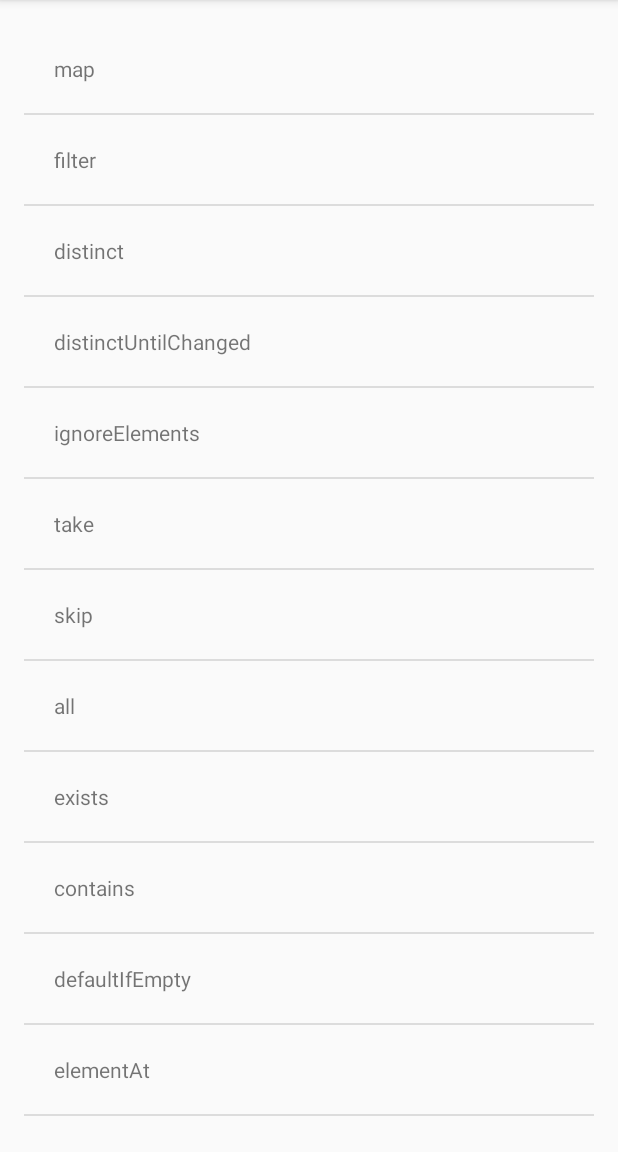
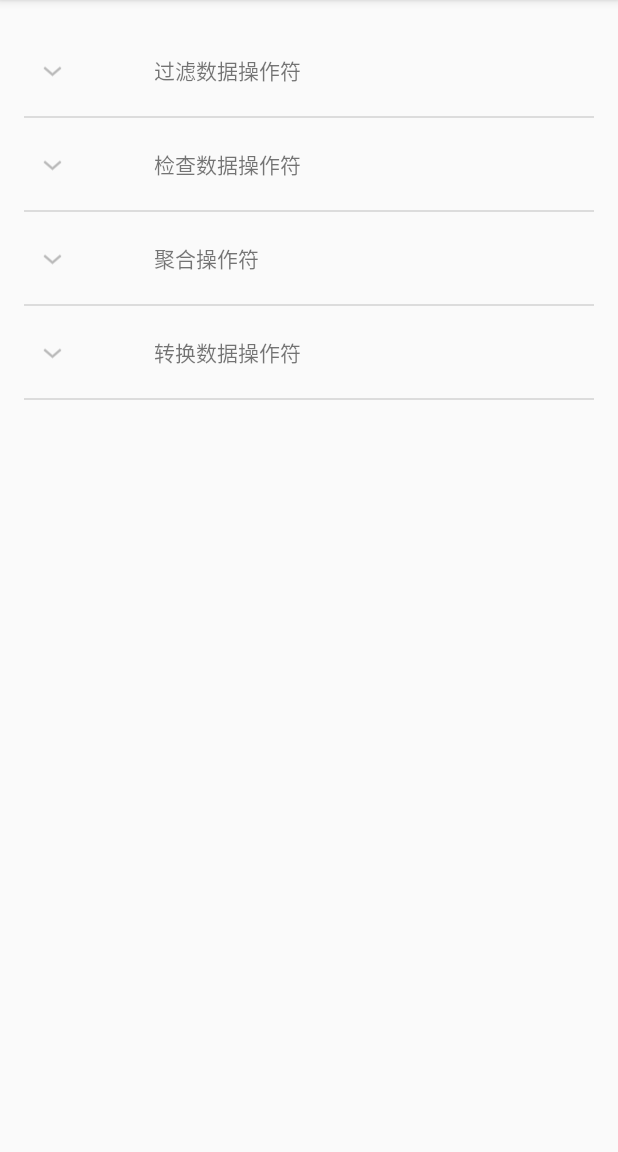
Before and after one commit to wuMaoTou/17Study, an Android app: the OperatorActivity screen opened directly, with no data from a screen before it, on a phone screen of 412 x 824 dp, the part 84-1236 px from its top. Run offline under Robolectric (Android 15) with nearby library versions, the phone set to English and light mode, and no system bars; our stand-ins replace RxJava, data binding; libraries missing offline, so code that uses them is left out: io.reactivex.internal.

Commit message:
学习map等操作符

```diff
--- a/RxJavaStudy/app/src/main/java/com/maotou/rxjavastudy/CreateEventStreamList.java
+++ b/RxJavaStudy/app/src/main/java/com/maotou/rxjavastudy/CreateEventStreamList.java
@@ -32,7 +32,7 @@ import io.reactivex.internal.operators.flowable.FlowableJust;
  */
 public class CreateEventStreamList extends AppCompatActivity {
 
-    private String TAG = ">>>>>RxJava 2.0<<<<<";
+    public static final String TAG = "RxJava";
     private ActivityMainBinding mainBinding;
     public String[] menu = new String[]{"just", "empty", "error", "defer", "range", "interval", "timer","form"};
     public static final int JUST = 0;
--- a/RxJavaStudy/app/src/main/java/com/maotou/rxjavastudy/OperatorActivity.java
+++ b/RxJavaStudy/app/src/main/java/com/maotou/rxjavastudy/OperatorActivity.java
@@ -8,9 +8,12 @@ import android.view.View;
 import android.view.ViewGroup;
 import android.widget.AdapterView;
 import android.widget.BaseAdapter;
+import android.widget.BaseExpandableListAdapter;
+import android.widget.ExpandableListView;
 import android.widget.TextView;
 
 import com.maotou.rxjavastudy.databinding.ActivityMainBinding;
+import com.maotou.rxjavastudy.databinding.ActivityOperatorBinding;
 
 import org.reactivestreams.Subscriber;
 import org.reactivestreams.Subscription;
@@ -41,45 +44,55 @@ import io.reactivex.internal.operators.flowable.FlowableJust;
  */
 public class OperatorActivity extends AppCompatActivity {
 
-    private String TAG = ">>>>>RxJava 2.0<<<<<";
-    private ActivityMainBinding mainBinding;
-    public String[] menu = new String[]{"map", "filter", "distinct", "distinctUntilChanged", "ignoreElements", "take", "skip", "all"
-            , "exists", "contains", "defaultIfEmpty", "elementAt", "sequenceEqual", "reduce", "scan", "collect", "toList", "toSortedList"
-            , "toMap", "toMultimap","groupBy"};
+    private String TAG = "RxJava";
+    private ActivityOperatorBinding mainBinding;
+
+    public String[] menu = { "过滤数据操作符", "检查数据操作符", "聚合操作符","转换数据操作符" };
+    public String[][] operators = {{"filter", "distinct", "distinctUntilChanged", "ignoreElements", "take", "skip"},{ "all"
+            , "exists", "contains", "defaultIfEmpty", "elementAt", "sequenceEqual"},{ "reduce", "scan", "collect", "toList", "toSortedList"
+            , "toMap", "toMultimap","groupBy"},{"map", "cast","ofType "}};
+
+    public static final int FILTER = 0;
+    public static final int DISTINCT = 1;
+    public static final int DISTINCTUNTILCHANGED = 2;
+    public static final int IGNOREELEMENTS = 3;
+    public static final int TAKE = 4;
+    public static final int SKIP = 5;
+
+    public static final int ALL = 0;
+    public static final int EXISTS = 1;
+    public static final int CONTAINS = 2;
+    public static final int DEFAULTIFEMPTY = 3;
+    public static final int ELEMENTAT = 4;
+    public static final int SEQUENCEEQUAL = 5;
+
+    public static final int REDUCE = 0;
+    public static final int SCAN = 1;
+    public static final int COLLECT = 2;
+    public static final int TOLIST = 3;
+    public static final int TOSORTEDLIST = 4;
+    public static final int TOMAP = 5;
+    public static final int TOMULTIMAP = 6;
+    public static final int GROUPBY = 7;
+
     public static final int MAP = 0;
-    public static final int FILTER = 1;
-    public static final int DISTINCT = 2;
-    public static final int DISTINCTUNTILCHANGED = 3;
-    public static final int IGNOREELEMENTS = 4;
-    public static final int TAKE = 5;
-    public static final int SKIP = 6;
-    public static final int ALL = 7;
-    public static final int EXISTS = 8;
-    public static final int CONTAINS = 9;
-    public static final int DEFAULTIFEMPTY = 10;
-    public static final int ELEMENTAT = 11;
-    public static final int SEQUENCEEQUAL = 12;
-    public static final int REDUCE = 13;
-    public static final int SCAN = 14;
-    public static final int COLLECT = 15;
-    public static final int TOLIST = 16;
-    public static final int TOSORTEDLIST = 17;
-    public static final int TOMAP = 18;
-    public static final int TOMULTIMAP = 19;
-    public static final int GROUPBY = 20;
+    public static final int CAST = 1;
+    public static final int OFTYPE  = 2;
+
+
 
     @Override
     protected void onCreate(Bundle savedInstanceState) {
         super.onCreate(savedInstanceState);
-        mainBinding = DataBindingUtil.setContentView(this, R.layout.activity_main);
-        mainBinding.listview.setAdapter(new OperatorActivity.MyAdapter());
-        mainBinding.listview.setOnItemClickListener(new AdapterView.OnItemClickListener() {
+        mainBinding = DataBindingUtil.setContentView(this, R.layout.activity_operator);
+        mainBinding.exlistview.setAdapter(new MyAdapter());
+
+        mainBinding.exlistview.setOnChildClickListener(new ExpandableListView.OnChildClickListener() {
             @Override
-            public void onItemClick(AdapterView<?> parent, View view, int position, long id) {
-                switch (position) {
-                    case MAP:
-                        map();
-                        break;
+            public boolean onChildClick(ExpandableListView parent, View v, int groupPosition, int childPosition, long id) {
+                switch (groupPosition){
+                    case 0:
+                        switch (childPosition) {
                             case FILTER:
                                 filter();
                                 break;
@@ -98,6 +111,10 @@ public class OperatorActivity extends AppCompatActivity {
                             case SKIP:
                                 skip();
                                 break;
+                        }
+                        break;
+                    case 1:
+                        switch (childPosition) {
                             case ALL:
                                 all();
                                 break;
@@ -116,6 +133,10 @@ public class OperatorActivity extends AppCompatActivity {
                             case SEQUENCEEQUAL:
                                 sequenceEqual();
                                 break;
+                        }
+                        break;
+                    case 2:
+                        switch (childPosition) {
                             case REDUCE:
                                 reduce();
                                 break;
@@ -141,8 +162,36 @@ public class OperatorActivity extends AppCompatActivity {
                                 groupBy();
                                 break;
                         }
+                        break;
+                    case  3:
+                        switch (childPosition) {
+                            case MAP:
+                                map();
+                                break;
+                            case CAST:
+                                cast();
+                                break;
+                            case OFTYPE :
+                                ofType();
+                                break;
+                        }
+                        break;
+                }
+                return false;
             }
         });
+    }
+
+    private void ofType() {
+        Flowable.just(0,1,"2",3)
+                .ofType(Integer.class)
+                .subscribe(new MySubscriber());
+    }
+
+    private void cast() {
+        Flowable.just(0,1,2,"3")
+                .cast(Integer.class)
+                .subscribe(new MySubscriber());
     }
 
     private void groupBy() {
@@ -848,32 +897,65 @@ public class OperatorActivity extends AppCompatActivity {
 
     }
 
-    class MyAdapter extends BaseAdapter {
-
+    public class MyAdapter extends BaseExpandableListAdapter {
         @Override
-        public int getCount() {
-            return menu.length;
+        public int getGroupCount() {
+            return operators.length;
         }
 
         @Override
-        public Object getItem(int position) {
-            return menu[position];
+        public int getChildrenCount(int groupPosition) {
+            return operators[groupPosition].length;
         }
 
         @Override
-        public long getItemId(int position) {
-            return position;
+        public Object getGroup(int groupPosition) {
+            return menu[groupPosition];
         }
 
         @Override
-        public View getView(int position, View convertView, ViewGroup parent) {
+        public Object getChild(int groupPosition, int childPosition) {
+            return operators[groupPosition][childPosition];
+        }
 
+        @Override
+        public long getGroupId(int groupPosition) {
+            return groupPosition;
+        }
+
+        @Override
+        public long getChildId(int groupPosition, int childPosition) {
+            return childPosition;
+        }
+
+        @Override
+        public boolean hasStableIds() {
+            return false;
+        }
+
+        @Override
+        public View getGroupView(int groupPosition, boolean isExpanded, View convertView, ViewGroup parent) {
             TextView textView = new TextView(OperatorActivity.this);
-            textView.setText(menu[position]);
+            textView.setText(menu[groupPosition]);
+            int padding = 30;
+            textView.setPadding(padding+100, padding, padding, padding);
+
+            return textView;
+        }
+
+        @Override
+        public View getChildView(int groupPosition, int childPosition, boolean isLastChild, View convertView, ViewGroup parent) {
+            TextView textView = new TextView(OperatorActivity.this);
+            textView.setText(operators[groupPosition][childPosition]);
             int padding = 30;
             textView.setPadding(padding, padding, padding, padding);
 
             return textView;
         }
+
+        @Override
+        public boolean isChildSelectable(int groupPosition, int childPosition) {
+            return true;
         }
     }
+}
--- a/RxJavaStudy/app/src/main/java/com/maotou/rxjavastudy/RxJavaSample.java
+++ b/RxJavaStudy/app/src/main/java/com/maotou/rxjavastudy/RxJavaSample.java
@@ -27,7 +27,7 @@ import io.reactivex.functions.Function;
 
 public class RxJavaSample extends AppCompatActivity implements View.OnClickListener {
 
-    private String TAG = ">>>>>RxJava 2.0<<<<<";
+    private String TAG = "RxJava";
 
     private TextView tv;
     private ActivitySampleBinding mBinding;
--- /dev/null
+++ b/RxJavaStudy/app/src/main/res/layout/activity_operator.xml
@@ -0,0 +1,24 @@
+<?xml version="1.0" encoding="utf-8"?>
+<layout>
+
+    <LinearLayout xmlns:android="http://schemas.android.com/apk/res/android"
+        xmlns:tools="http://schemas.android.com/tools"
+        android:id="@+id/activity_main"
+        android:layout_width="match_parent"
+        android:layout_height="match_parent"
+        android:paddingBottom="@dimen/activity_vertical_margin"
+        android:paddingLeft="@dimen/activity_horizontal_margin"
+        android:paddingRight="@dimen/activity_horizontal_margin"
+        android:paddingTop="@dimen/activity_vertical_margin"
+        android:orientation="vertical"
+        tools:context="com.maotou.rxjavastudy.MainActivity">
+
+        <ExpandableListView
+            android:id="@+id/exlistview"
+            android:layout_width="match_parent"
+            android:layout_height="match_parent"
+            android:scrollbars="none"
+            />
+
+    </LinearLayout>
+</layout>
```
Also changed, not shown: RxJavaStudy/app/build.gradle (+4 -4 lines), RxJavaStudy/app/src/main/java/com/maotou/rxjavastudy/MySubscriber.java (added, +35 -0 lines), 2 other files. Lines whose indentation alone changed are shown as unchanged.
